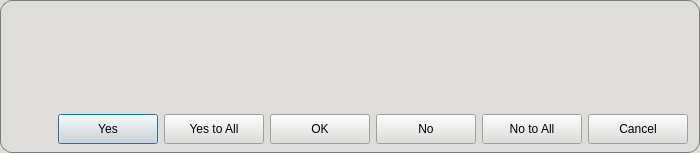
Before: the Qt Designer form CAI_PyQt/CAI_Admin/UI/MessageBox.ui in CPG19040/CPG19040, drawn with Qt 5.
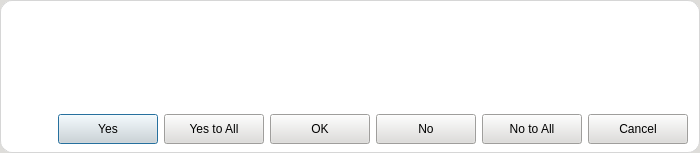
After: the same form once the commit is applied. Icons and pictures are not drawn.

Diff of the .ui file:
```diff
--- a/CAI_PyQt/CAI_Admin/UI/MessageBox.ui
+++ b/CAI_PyQt/CAI_Admin/UI/MessageBox.ui
@@ -33,10 +33,6 @@
     color: black;
     font: 10pt &quot;Inter&quot;;
     background-color: rgb(222, 221, 218);
-}
-
-QPlainTextEdit {
-	background-color: #fff;
 }</string>
   </property>
   <property name="modal">
@@ -77,10 +73,10 @@
      </property>
      <property name="styleSheet">
       <string notr="true">#dlg_frame_header {
-	background-color: #deddda;
+	background-color: #FFF;
 	border-top-left-radius: 12px;
 	border-top-right-radius: 12px;
-	border: 1px solid #7a7a7a;
+	border: 1px solid #d6d6d6;
 	border-bottom: none;
 }</string>
      </property>
@@ -220,16 +216,16 @@
     <widget class="QWidget" name="widget_body" native="true">
      <property name="styleSheet">
       <string notr="true">#widget_body {
-	background-color: #deddda;
-	border: 1px solid #7a7a7a;
+	background-color: #FFF;
+	border: 1px solid #d6d6d6;
 	border-bottom-left-radius: 12px;
 	border-bottom-right-radius: 12px;
 	border-top: none;
 }
 
-#plainTextEdit {
+#scrollArea, #scrollArea QLabel, #widget_window_buttons {
 	border: none;
-	background-color: #deddda;
+	background-color: #fff;
 }
 
 QPushButton[class=&quot;button-green&quot;] {
@@ -307,7 +303,6 @@
     background: #574939;
 }
 
-/* 4. HORIZONTAL SCROLLBAR */
 QScrollBar:horizontal {
     border: none;
     background: #ffffff;
@@ -326,7 +321,6 @@
     background: #574939;
 }
 
-/* 5. REMOVE BUTTONS &amp; TRACK BACKGROUNDS */
 /* This handles both horizontal and vertical arrows/tracks */
 QScrollBar::add-line:vertical, QScrollBar::sub-line:vertical,
 QScrollBar::add-line:horizontal, QScrollBar::sub-line:horizontal {
@@ -354,10 +348,7 @@
       <item>
        <widget class="QScrollArea" name="scrollArea">
         <property name="styleSheet">
-         <string notr="true">#scrollArea {
-	border: none;
-	background: transparent;
-}</string>
+         <string notr="true"/>
         </property>
         <property name="widgetResizable">
          <bool>true</bool>
```
